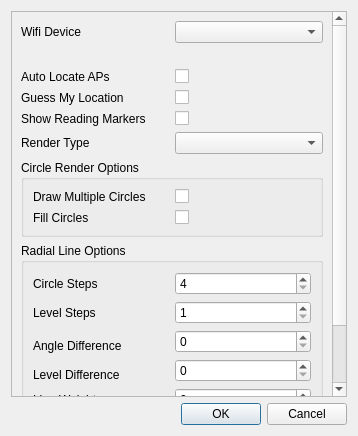
Above: OptionsDialog.ui from supercheetah/wifisigmap before the change. Below: the same form after it.
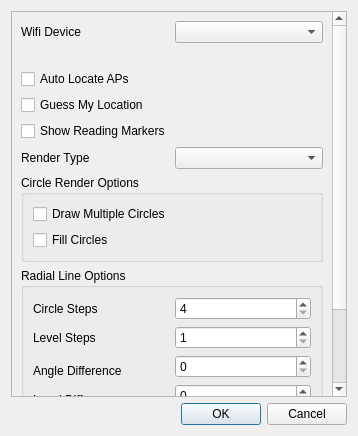
That is the form after the change.

Commit message: Added a number of style tweaks for AndroidDialogHelper - set global font size, changed QPushButton styles, hardcoded QCheckBox sizes (QCheckBox's didn't honor global strut size automatically.) Updated OptionsDialog to only show last two octets of MAC. Other small tweaks included.

The edit to the form file:
```diff
--- a/OptionsDialog.ui
+++ b/OptionsDialog.ui
@@ -24,8 +24,8 @@
        <rect>
         <x>0</x>
         <y>0</y>
-        <width>320</width>
-        <height>453</height>
+        <width>321</width>
+        <height>421</height>
        </rect>
       </property>
       <layout class="QVBoxLayout" name="verticalLayout_2">
@@ -41,48 +41,6 @@
          <item row="0" column="1">
           <widget class="QComboBox" name="wifiDevice"/>
          </item>
-         <item row="2" column="0">
-          <widget class="QLabel" name="label_2">
-           <property name="text">
-            <string>Auto Locate APs</string>
-           </property>
-          </widget>
-         </item>
-         <item row="2" column="1">
-          <widget class="QCheckBox" name="autoLocateAPs">
-           <property name="text">
-            <string/>
-           </property>
-          </widget>
-         </item>
-         <item row="3" column="0">
-          <widget class="QLabel" name="label_3">
-           <property name="text">
-            <string>Guess My Location</string>
-           </property>
-          </widget>
-         </item>
-         <item row="3" column="1">
-          <widget class="QCheckBox" name="guessMyLocation">
-           <property name="text">
-            <string/>
-           </property>
-          </widget>
-         </item>
-         <item row="4" column="0">
-          <widget class="QLabel" name="label_5">
-           <property name="text">
-            <string>Show Reading Markers</string>
-           </property>
-          </widget>
-         </item>
-         <item row="4" column="1">
-          <widget class="QCheckBox" name="showReadingMarkers">
-           <property name="text">
-            <string/>
-           </property>
-          </widget>
-         </item>
          <item row="5" column="0">
           <widget class="QLabel" name="label_4">
            <property name="text">
@@ -100,6 +58,27 @@
            </property>
           </widget>
          </item>
+         <item row="4" column="0" colspan="2">
+          <widget class="QCheckBox" name="showReadingMarkers">
+           <property name="text">
+            <string>Show Reading Markers</string>
+           </property>
+          </widget>
+         </item>
+         <item row="3" column="0" colspan="2">
+          <widget class="QCheckBox" name="guessMyLocation">
+           <property name="text">
+            <string>Guess My Location</string>
+           </property>
+          </widget>
+         </item>
+         <item row="2" column="0" colspan="2">
+          <widget class="QCheckBox" name="autoLocateAPs">
+           <property name="text">
+            <string>Auto Locate APs</string>
+           </property>
+          </widget>
+         </item>
         </layout>
        </item>
        <item>
@@ -109,30 +88,16 @@
          </property>
          <layout class="QGridLayout" name="gridLayout_2">
           <item row="0" column="0">
-           <widget class="QLabel" name="label_6">
-            <property name="text">
-             <string>Draw Multiple Circles</string>
-            </property>
-           </widget>
-          </item>
-          <item row="0" column="1">
            <widget class="QCheckBox" name="multipleCircles">
             <property name="text">
-             <string/>
+             <string>Draw Multiple Circles</string>
             </property>
            </widget>
           </item>
           <item row="1" column="0">
-           <widget class="QLabel" name="label_7">
-            <property name="text">
-             <string>Fill Circles</string>
-            </property>
-           </widget>
-          </item>
-          <item row="1" column="1">
            <widget class="QCheckBox" name="fillCircles">
             <property name="text">
-             <string/>
+             <string>Fill Circles</string>
             </property>
            </widget>
           </item>
```
The commit also changes 7 other files.
